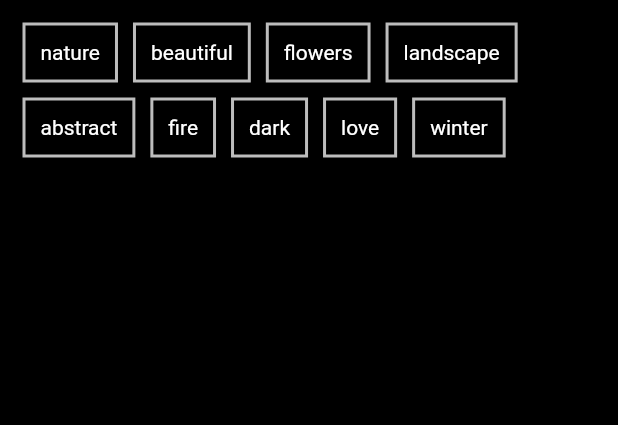
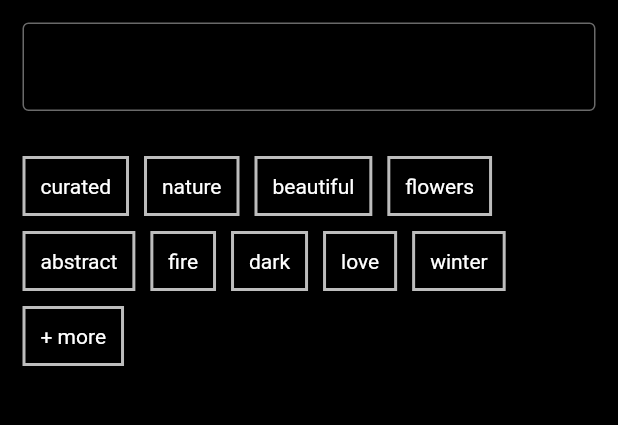
Before and after one commit to nibsuoogee/gallery-app-flutter, a Flutter app: the screen it shows after launch, on a phone screen of 412 x 824 dp, the part 84-509 px from its top. Run offline on Flutter 3.47's test engine with Material 2 defaults, Android fonts, the phone set to English and light mode, and no system bars; Roboto replaces fonts that are missing (Kanit).

Commit message:
search array expanded

```diff
--- a/lib/main.dart
+++ b/lib/main.dart
@@ -1,5 +1,3 @@
-import 'dart:ffi';
-
 import 'package:flutter/material.dart';
 import 'package:http/http.dart' as http;
 import 'dart:convert';
@@ -35,10 +33,28 @@ class MyHomePage extends StatefulWidget {
 }
 
 class _MyHomePageState extends State<MyHomePage> {
-  List<String> _searchArray = ['nature', 'beautiful', 'flowers', 'landscape', 'abstract', 'fire', 'dark', 'love', 'winter'];
+  List<String> _searchArrayDisplay = ['curated', 'nature', 'beautiful', 'flowers', 'abstract', 'fire', 'dark', 'love', 'winter', '+ more'];
+  final List<String> _searchArray = ['curated', 'nature', 'beautiful', 'flowers', 'abstract', 'fire', 'dark', 'love', 'winter', '+ more'];
+  final List<String> _searchArrayExtension = ['curated', 'nature', 'beautiful', 'flowers', 'abstract', 'fire', 'dark', 'love', 'winter', 'business', 'technology', 'space', 'city', 'dog', 'cat', 'beach', 'mountain', 'gamer', 'car', 'sports', 'science', 'landscape','- less'];
   String selectedWord = 'None';
   List<String> _images = [];
   final ScrollController _scrollController = ScrollController();
+  late FocusNode myFocusNode;
+  TextEditingController myController = TextEditingController();
+
+  @override
+  void initState() {
+    super.initState();
+
+    myFocusNode = FocusNode();
+  }
+
+  @override
+  void dispose() {
+    myFocusNode.dispose();
+
+    super.dispose();
+  }
 
   void scrollToTop() {
     _scrollController.jumpTo(0.0);
@@ -102,18 +118,49 @@ class _MyHomePageState extends State<MyHomePage> {
           child: SizedBox(
             child: ListView.builder(
             controller: _scrollController,
-            itemCount: _images.length + 1,
+            itemCount: (_images.isNotEmpty ? _images.length : 1) + 1,
             itemBuilder: (context, int index){
-            if (index == 0) {
+              if (index == 0) {
+              return Padding(
+                padding: const EdgeInsets.all(15),
+                child: TextFormField(
+
+                  controller: myController,
+                  onEditingComplete: () {
+                    setState(() {
+                      _images = [];
+                      selectedWord = myController.text;
+                    });
+                    makeApiRequest(myController.text);
+                  },
+                  focusNode: myFocusNode,
+                  cursorColor: Color.fromARGB(255, 255, 255, 255),
+                  style: TextStyle(color: Color.fromARGB(255, 255, 255, 255)),
+                  decoration: const InputDecoration(
+                    border: OutlineInputBorder(),
+                    enabledBorder: OutlineInputBorder(
+                      borderSide: BorderSide(color: Color.fromARGB(255, 106, 106, 106), width: 1),
+                    ),
+                  ),
+                ),
+              );
+            } else if (index == 1) {
               return Padding(
                 padding: const EdgeInsets.all(15),
                   child: SearchSelectMatrix(
-                    words: _searchArray,
+                    words: _searchArrayDisplay,
                     onWordSelected: (word) {
-                      makeApiRequest(word);
+                      myFocusNode.unfocus();
                       setState(() {
-                        _images = [];
-                        selectedWord = word;
+                        if (word == '+ more') {
+                          _searchArrayDisplay = _searchArrayExtension;
+                        } else if (word == '- less') {
+                          _searchArrayDisplay = _searchArray;
+                        } else {
+                          _images = [];
+                          selectedWord = word;
+                          makeApiRequest(word);
+                        }
                       });
                     },
                   ),
@@ -122,7 +169,7 @@ class _MyHomePageState extends State<MyHomePage> {
               return Column(children: [
                 Text(
                       textAlign: TextAlign.center,
-                      '${_images.length} loaded (page ${calculatePageNumber(_images.length)})', style: TextStyle(color: Color.fromARGB(255, 99, 99, 99)),
+                      '${_images.length} loaded (page ${calculatePageNumber(_images.length)-1})', style: TextStyle(color: Color.fromARGB(255, 99, 99, 99)),
                     ),
                 Padding(
                   padding: const EdgeInsets.all(8.0),
```
